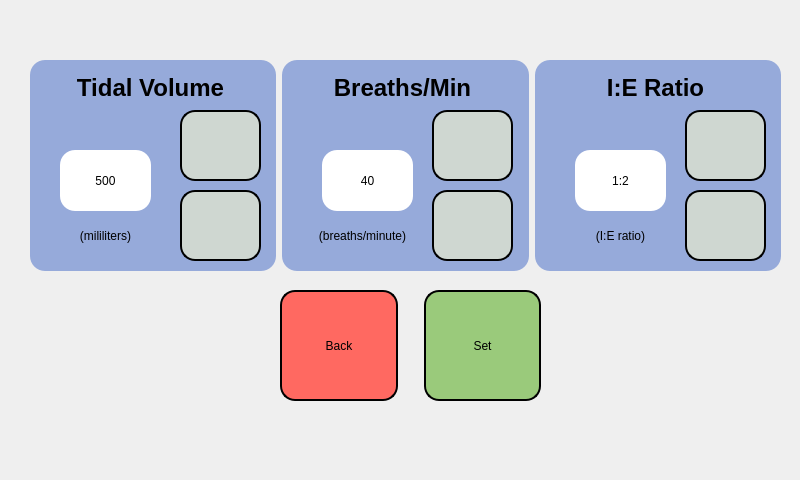
The window that software/control_system/gui/edit_parameters.ui (VentCU/bbwtb) describes before a commit, drawn with Qt 5.
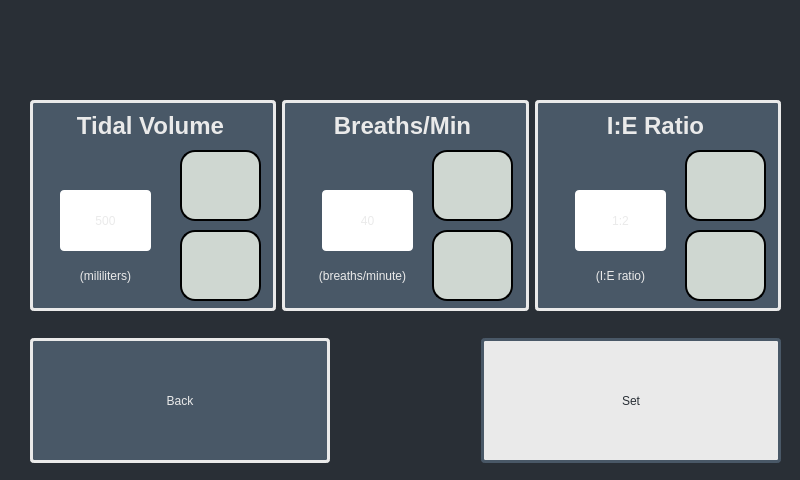
The same window after the commit. Icons and pictures are not drawn.

Commit message: Modified UI design not final version yet

Patch:
```diff
--- a/software/control_system/gui/edit_parameters.ui
+++ b/software/control_system/gui/edit_parameters.ui
@@ -28,12 +28,15 @@
   <property name="windowTitle">
    <string>VentCU Mock UI</string>
   </property>
+  <property name="styleSheet">
+   <string notr="true">background-color: #292F36;</string>
+  </property>
   <widget class="QWidget" name="centralwidget">
    <widget class="QWidget" name="layoutWidget">
     <property name="geometry">
      <rect>
       <x>30</x>
-      <y>60</y>
+      <y>100</y>
       <width>751</width>
       <height>211</height>
      </rect>
@@ -45,13 +48,13 @@
      <item row="0" column="0">
       <widget class="QFrame" name="tidal_volume_frame">
        <property name="styleSheet">
-        <string notr="true">background-color: rgb(150, 170, 218);
-border-style: outset;
-border-radius: 15px;
-border-color: black;
-padding: 4px;
-border-style: none;
-</string>
+        <string notr="true">background-color: #495867;
+border: 3px solid;
+border-color: #EAEAEA;
+padding: 2px;
+font:18pt &quot;Calibri&quot;;
+color: #EAEAEA;
+border-radius: 4px;</string>
        </property>
        <property name="frameShape">
         <enum>QFrame::StyledPanel</enum>
@@ -62,14 +65,17 @@
        <widget class="QLabel" name="tidal_volume_label">
         <property name="geometry">
          <rect>
-          <x>0</x>
+          <x>10</x>
           <y>10</y>
-          <width>241</width>
+          <width>221</width>
           <height>31</height>
          </rect>
         </property>
         <property name="styleSheet">
-         <string notr="true">font: 18pt &quot;Bahnschrift&quot;;</string>
+         <string notr="true">font: 14pt &quot;Calibri&quot;;
+border: none;
+color: #EAEAEA;
+background: none;</string>
         </property>
         <property name="text">
          <string>&lt;html&gt;&lt;head/&gt;&lt;body&gt;&lt;p&gt;&lt;span style=&quot; font-size:18pt; font-weight:600;&quot;&gt;Tidal Volume&lt;/span&gt;&lt;/p&gt;&lt;/body&gt;&lt;/html&gt;</string>
@@ -200,7 +206,9 @@
          </rect>
         </property>
         <property name="styleSheet">
-         <string notr="true">font: 12pt &quot;Bahnschrift&quot;;</string>
+         <string notr="true">font: 14pt &quot;Calibri&quot;;
+border: none;
+color: #EAEAEA;</string>
         </property>
         <property name="text">
          <string>(mililiters)</string>
@@ -214,12 +222,13 @@
      <item row="0" column="1">
       <widget class="QFrame" name="breaths_per_min_frame">
        <property name="styleSheet">
-        <string notr="true">background-color: rgb(150, 170, 218);
-border-style: outset;
-border-radius: 15px;
-border-color: black;
-padding: 4px;
-border-style: none;</string>
+        <string notr="true">background-color: #495867;
+border: 3px solid;
+border-color: #EAEAEA;
+padding: 2px;
+font:18pt &quot;Calibri&quot;;
+color: #EAEAEA;
+border-radius: 4px;</string>
        </property>
        <property name="frameShape">
         <enum>QFrame::StyledPanel</enum>
@@ -237,7 +246,10 @@
          </rect>
         </property>
         <property name="styleSheet">
-         <string notr="true">font: 14pt &quot;Bahnschrift&quot;;</string>
+         <string notr="true">font: 14pt &quot;Calibri&quot;;
+border: none;
+color: #EAEAEA;
+background: none;</string>
         </property>
         <property name="text">
          <string>&lt;html&gt;&lt;head/&gt;&lt;body&gt;&lt;p&gt;&lt;span style=&quot; font-size:18pt; font-weight:600;&quot;&gt;Breaths/Min&lt;/span&gt;&lt;/p&gt;&lt;/body&gt;&lt;/html&gt;</string>
@@ -368,7 +380,10 @@
          </rect>
         </property>
         <property name="styleSheet">
-         <string notr="true">font: 12pt &quot;Bahnschrift&quot;;</string>
+         <string notr="true">font: 14pt &quot;Calibri&quot;;
+border: none;
+color: #EAEAEA;
+background: none;</string>
         </property>
         <property name="text">
          <string>(breaths/minute)</string>
@@ -387,12 +402,13 @@
      <item row="0" column="2">
       <widget class="QFrame" name="IE_frame">
        <property name="styleSheet">
-        <string notr="true">background-color: rgb(150, 170, 218);
-border-style: outset;
-border-radius: 15px;
-border-color: black;
-padding: 4px;
-border-style: none;</string>
+        <string notr="true">background-color: #495867;
+border: 3px solid;
+border-color: #EAEAEA;
+padding: 2px;
+font:18pt &quot;Calibri&quot;;
+color: #EAEAEA;
+border-radius: 4px;</string>
        </property>
        <property name="frameShape">
         <enum>QFrame::StyledPanel</enum>
@@ -410,7 +426,10 @@
          </rect>
         </property>
         <property name="styleSheet">
-         <string notr="true">font: 14pt &quot;Bahnschrift&quot;;</string>
+         <string notr="true">font: 14pt &quot;Calibri&quot;;
+border: none;
+color: #EAEAEA;
+background: none;</string>
         </property>
         <property name="text">
          <string>&lt;html&gt;&lt;head/&gt;&lt;body&gt;&lt;p&gt;&lt;span style=&quot; font-size:18pt; font-weight:600;&quot;&gt;I:E Ratio&lt;/span&gt;&lt;/p&gt;&lt;/body&gt;&lt;/html&gt;</string>
@@ -541,7 +560,10 @@
          </rect>
         </property>
         <property name="styleSheet">
-         <string notr="true">font: 12pt &quot;Bahnschrift&quot;;</string>
+         <string notr="true">font: 14pt &quot;Calibri&quot;;
+border: none;
+color: #EAEAEA;
+background: none;</string>
         </property>
         <property name="text">
          <string>(I:E ratio)</string>
@@ -557,10 +579,10 @@
    <widget class="QWidget" name="layoutWidget">
     <property name="geometry">
      <rect>
-      <x>280</x>
-      <y>290</y>
-      <width>261</width>
-      <height>111</height>
+      <x>30</x>
+      <y>330</y>
+      <width>751</width>
+      <height>141</height>
      </rect>
     </property>
     <property name="sizePolicy">
@@ -578,14 +600,26 @@
          <verstretch>0</verstretch>
         </sizepolicy>
        </property>
+       <property name="minimumSize">
+        <size>
+         <width>300</width>
+         <height>125</height>
+        </size>
+       </property>
+       <property name="maximumSize">
+        <size>
+         <width>300</width>
+         <height>125</height>
+        </size>
+       </property>
        <property name="styleSheet">
-        <string notr="true">background-color: rgb(255, 105, 97);
-font: 14pt &quot;Bahnschrift&quot;;
-border-style: outset;
-border-width: 2px;
-border-radius: 15px;
-border-color: black;
-padding: 4px;</string>
+        <string notr="true">background-color: #495867;
+border: 3px solid;
+border-color: #EAEAEA;
+padding: 2px;
+font:36pt &quot;Calibri&quot;;
+color: #EAEAEA;
+border-radius: 4px;</string>
        </property>
        <property name="text">
         <string>Back</string>
@@ -598,12 +632,12 @@
      <item>
       <spacer name="verticalSpacer">
        <property name="orientation">
-        <enum>Qt::Vertical</enum>
+        <enum>Qt::Horizontal</enum>
        </property>
        <property name="sizeHint" stdset="0">
         <size>
-         <width>20</width>
-         <height>40</height>
+         <width>40</width>
+         <height>20</height>
         </size>
        </property>
       </spacer>
@@ -616,15 +650,26 @@
          <verstretch>0</verstretch>
         </sizepolicy>
        </property>
+       <property name="minimumSize">
+        <size>
+         <width>300</width>
+         <height>125</height>
+        </size>
+       </property>
+       <property name="maximumSize">
+        <size>
+         <width>300</width>
+         <height>125</height>
+        </size>
+       </property>
        <property name="styleSheet">
-        <string notr="true">
-background-color: rgb(154, 202, 123);
-font: 14pt &quot;Bahnschrift&quot;;
-border-style: outset;
-border-width: 2px;
-border-radius: 15px;
-border-color: black;
-padding: 4px;</string>
+        <string notr="true">background-color: #EAEAEA;
+border: 3px solid;
+border-color: #495867;
+padding: 2px;
+font:36pt &quot;Calibri&quot;;
+color: #292F36;
+border-radius: 4px;</string>
        </property>
        <property name="text">
         <string>Set</string>
@@ -636,6 +681,25 @@
      </item>
     </layout>
    </widget>
+   <widget class="QLabel" name="label_4">
+    <property name="geometry">
+     <rect>
+      <x>10</x>
+      <y>10</y>
+      <width>81</width>
+      <height>81</height>
+     </rect>
+    </property>
+    <property name="text">
+     <string/>
+    </property>
+    <property name="pixmap">
+     <pixmap>../../../../../Downloads/WhiteFullLogo.png</pixmap>
+    </property>
+    <property name="scaledContents">
+     <bool>true</bool>
+    </property>
+   </widget>
   </widget>
  </widget>
  <resources/>
```
Left out of the diff: 11 changed lines with no effect on the pictures. The commit also changes 6 other files.
